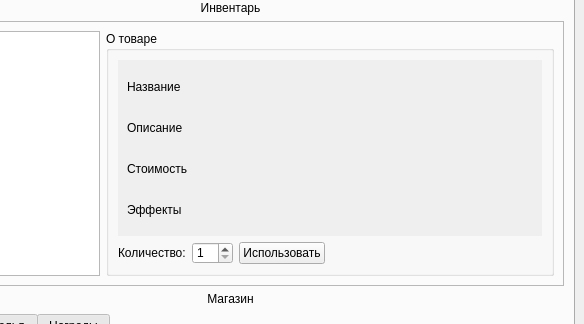
This is UI template/main_window.ui in nevskyforever/nfprogress as Qt 5 draws it before an edit; both pictures show x 796 to 1380 and y 168 to 492 of the 1380 by 765 pixel window. The edited form follows.
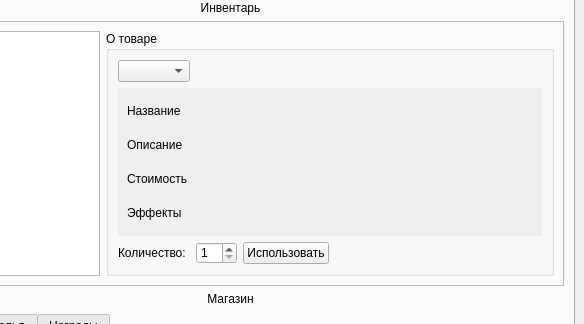
This is the edited form. The open tabs and pages were chosen to show the change.

What changed in the file:
```diff
--- a/UI template/main_window.ui
+++ b/UI template/main_window.ui
@@ -1290,25 +1290,7 @@
               <string>О товаре</string>
              </property>
              <layout class="QGridLayout" name="gridLayout_12">
-              <item row="3" column="2" colspan="2">
-               <widget class="QPushButton" name="button_for_selected_item">
-                <property name="sizePolicy">
-                 <sizepolicy hsizetype="Fixed" vsizetype="Fixed">
-                  <horstretch>0</horstretch>
-                  <verstretch>0</verstretch>
-                 </sizepolicy>
-                </property>
-                <property name="font">
-                 <font>
-                  <family>Arial</family>
-                 </font>
-                </property>
-                <property name="text">
-                 <string>Использовать</string>
-                </property>
-               </widget>
-              </item>
-              <item row="3" column="0">
+              <item row="4" column="0">
                <widget class="QLabel" name="label_13">
                 <property name="sizePolicy">
                  <sizepolicy hsizetype="Fixed" vsizetype="Fixed">
@@ -1329,8 +1311,8 @@
                 </property>
                </widget>
               </item>
-              <item row="3" column="1">
-               <widget class="QSpinBox" name="value_for_use_selected_item">
+              <item row="4" column="2" colspan="2">
+               <widget class="QPushButton" name="button_for_selected_item">
                 <property name="sizePolicy">
                  <sizepolicy hsizetype="Fixed" vsizetype="Fixed">
                   <horstretch>0</horstretch>
@@ -1342,18 +1324,12 @@
                   <family>Arial</family>
                  </font>
                 </property>
-                <property name="minimum">
-                 <number>1</number>
-                </property>
-                <property name="singleStep">
-                 <number>1</number>
-                </property>
-                <property name="value">
-                 <number>1</number>
+                <property name="text">
+                 <string>Использовать</string>
                 </property>
                </widget>
               </item>
-              <item row="0" column="0" colspan="4">
+              <item row="1" column="0" colspan="4">
                <widget class="QScrollArea" name="about_selected_inventory_item">
                 <property name="font">
                  <font>
@@ -1369,26 +1345,11 @@
                    <x>0</x>
                    <y>0</y>
                    <width>409</width>
-                   <height>150</height>
+                   <height>114</height>
                   </rect>
                  </property>
                  <layout class="QGridLayout" name="gridLayout_19">
-                  <item row="0" column="0">
-                   <widget class="QLabel" name="name_selected_item">
-                    <property name="font">
-                     <font>
-                      <family>Arial</family>
-                     </font>
-                    </property>
-                    <property name="text">
-                     <string>Название</string>
-                    </property>
-                    <property name="wordWrap">
-                     <bool>true</bool>
-                    </property>
-                   </widget>
-                  </item>
-                  <item row="2" column="0">
+                  <item row="3" column="0">
                    <widget class="QLabel" name="level_selected_item">
                     <property name="font">
                      <font>
@@ -1403,22 +1364,22 @@
                     </property>
                    </widget>
                   </item>
-                  <item row="3" column="0">
-                   <widget class="QLabel" name="effect_selected_item">
+                  <item row="1" column="0">
+                   <widget class="QLabel" name="name_selected_item">
                     <property name="font">
                      <font>
                       <family>Arial</family>
                      </font>
                     </property>
                     <property name="text">
-                     <string>Эффекты</string>
+                     <string>Название</string>
                     </property>
                     <property name="wordWrap">
                      <bool>true</bool>
                     </property>
                    </widget>
                   </item>
-                  <item row="1" column="0">
+                  <item row="2" column="0">
                    <widget class="QLabel" name="description_selected_item">
                     <property name="font">
                      <font>
@@ -1433,10 +1394,58 @@
                     </property>
                    </widget>
                   </item>
+                  <item row="4" column="0">
+                   <widget class="QLabel" name="effect_selected_item">
+                    <property name="font">
+                     <font>
+                      <family>Arial</family>
+                     </font>
+                    </property>
+                    <property name="text">
+                     <string>Эффекты</string>
+                    </property>
+                    <property name="wordWrap">
+                     <bool>true</bool>
+                    </property>
+                   </widget>
+                  </item>
                  </layout>
                 </widget>
                </widget>
               </item>
+              <item row="4" column="1">
+               <widget class="QSpinBox" name="value_for_use_selected_item">
+                <property name="sizePolicy">
+                 <sizepolicy hsizetype="Fixed" vsizetype="Fixed">
+                  <horstretch>0</horstretch>
+                  <verstretch>0</verstretch>
+                 </sizepolicy>
+                </property>
+                <property name="font">
+                 <font>
+                  <family>Arial</family>
+                 </font>
+                </property>
+                <property name="minimum">
+                 <number>1</number>
+                </property>
+                <property name="singleStep">
+                 <number>1</number>
+                </property>
+                <property name="value">
+                 <number>1</number>
+                </property>
+               </widget>
+              </item>
+              <item row="0" column="0">
+               <widget class="QComboBox" name="inventory_filter_comboBox">
+                <property name="font">
+                 <font>
+                  <family>Arial</family>
+                 </font>
+                </property>
+               </widget>
+              </item>
              </layout>
             </widget>
            </item>
```
Left out of the diff: 12 changed lines with no effect on the pictures.
